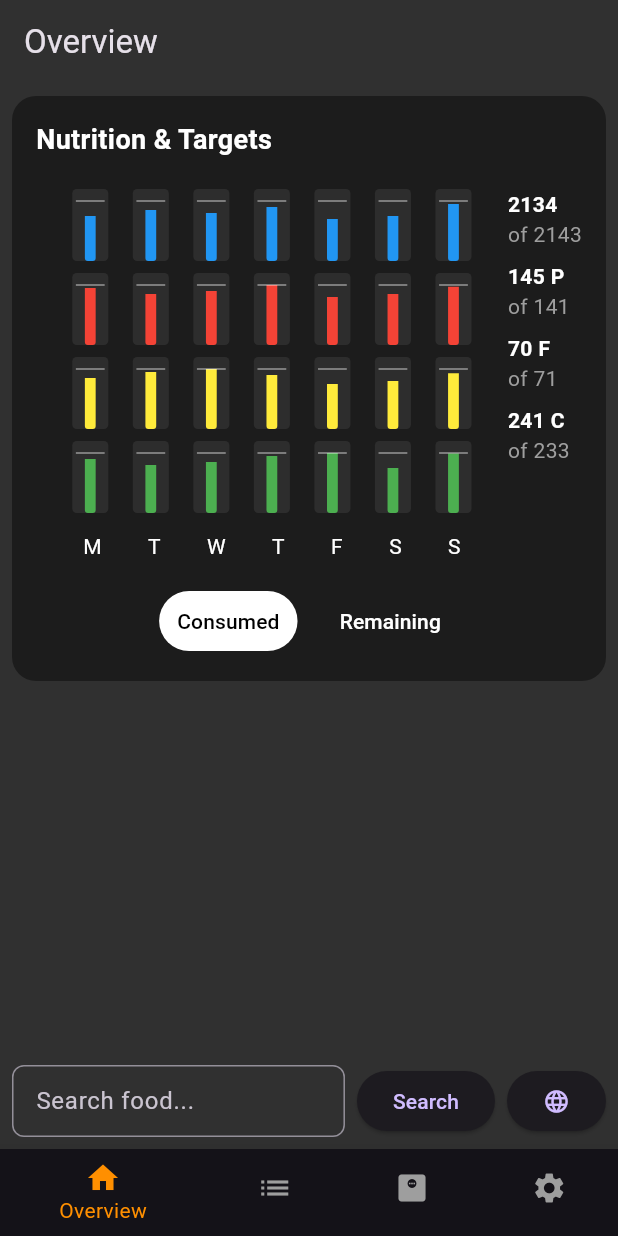
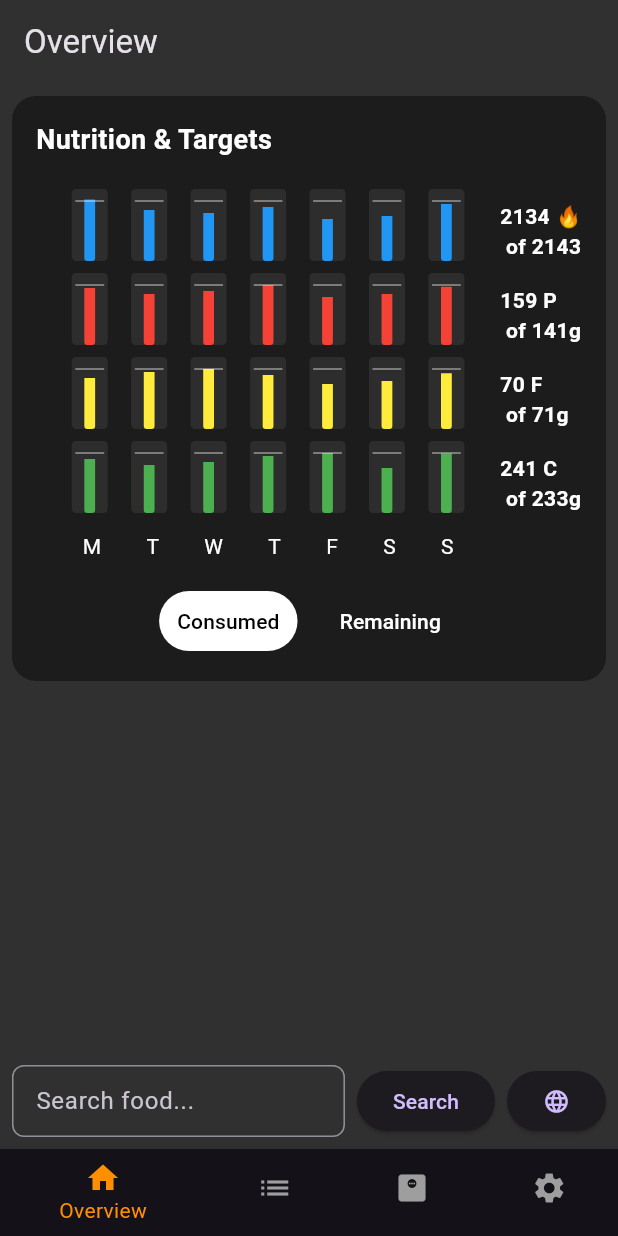
Before and after one commit to chadat23/free_cal_counter1, a Flutter app: the screen it shows after launch, on a phone screen of 412 x 824 dp. Run offline on Flutter 3.47's test engine with Material 3 defaults, Android fonts, the phone set to English and light mode, and no system bars.

Commit message:
fixed macro label

```diff
--- a/lib/models/nutrition_target.dart
+++ b/lib/models/nutrition_target.dart
@@ -4,16 +4,16 @@ class NutritionTarget {
   final Color color;
   final double value;
   final double maxValue;
-  final String label;
-  final String subLabel;
+  final String macroLabel;
+  final String unitLabel;
   final List<double> dailyValues;
 
   NutritionTarget({
     required this.color,
     required this.value,
     required this.maxValue,
-    required this.label,
-    required this.subLabel,
+    required this.macroLabel,
+    required this.unitLabel,
     required this.dailyValues,
   });
 }
--- a/lib/screens/overview_screen.dart
+++ b/lib/screens/overview_screen.dart
@@ -14,33 +14,41 @@ class OverviewScreen extends StatelessWidget {
         color: Colors.blue,
         value: 2134.0,
         maxValue: 2143.0,
-        label: '2134',
-        subLabel: 'of 2143',
-        dailyValues: [0.8, 0.9, 0.85, 0.95, 0.75, 0.8, 1.0],
+        macroLabel: '🔥',
+        unitLabel: '',
+        dailyValues: [
+          2300.4,
+          1928.7,
+          1821.55,
+          2035.85,
+          1607.25,
+          1714.4,
+          2143.0,
+        ],
       ),
       NutritionTarget(
         color: Colors.red,
         value: 159.0,
         maxValue: 141.0,
-        label: '145 P',
-        subLabel: 'of 141',
-        dailyValues: [1.0, 0.9, 0.95, 1.05, 0.85, 0.9, 1.02],
+        macroLabel: 'P',
+        unitLabel: 'g',
+        dailyValues: [141.0, 126.9, 133.95, 148.05, 119.85, 126.9, 143.82],
       ),
       NutritionTarget(
         color: Colors.yellow,
         value: 70.0,
         maxValue: 71.0,
-        label: '70 F',
-        subLabel: 'of 71',
-        dailyValues: [0.9, 1.0, 1.05, 0.95, 0.8, 0.85, 0.98],
+        macroLabel: 'F',
+        unitLabel: 'g',
+        dailyValues: [63.9, 71.0, 74.55, 67.45, 56.8, 60.35, 69.58],
       ),
       NutritionTarget(
         color: Colors.green,
         value: 241.0,
         maxValue: 233.0,
-        label: '241 C',
-        subLabel: 'of 233',
-        dailyValues: [0.95, 0.85, 0.9, 1.0, 1.05, 0.8, 1.04],
+        macroLabel: 'C',
+        unitLabel: 'g',
+        dailyValues: [221.35, 198.05, 209.7, 233.0, 244.65, 186.4, 242.32],
       ),
     ];
 
--- a/lib/widgets/nutrition_targets_overview_chart.dart
+++ b/lib/widgets/nutrition_targets_overview_chart.dart
@@ -36,13 +36,15 @@ class NutritionTargetsOverviewChart extends StatelessWidget {
           ),
           const SizedBox(height: 16),
           Row(
-            crossAxisAlignment: CrossAxisAlignment.start,
+            crossAxisAlignment: CrossAxisAlignment.center,
             children: [
               Column(
                 children: List.generate(nutritionData.length, (index) {
                   return Padding(
-                    padding: const EdgeInsets.only(bottom: 8.0),
-                    child: SizedBox(height: 48), // Placeholder for alignment
+                    padding: const EdgeInsets.symmetric(vertical: 4.0),
+                    child: SizedBox(
+                      height: 48,
+                    ), // Adjusted height to match MiniBarChart's actual height
                   );
                 }),
               ),
@@ -64,8 +66,7 @@ class NutritionTargetsOverviewChart extends StatelessWidget {
                                 vertical: 4.0,
                               ),
                               child: MiniBarChart(
-                                value:
-                                    data.dailyValues[dayIndex] * data.maxValue,
+                                value: data.dailyValues[dayIndex],
                                 maxValue: data.maxValue,
                                 color: data.color,
                               ),
@@ -94,24 +95,27 @@ class NutritionTargetsOverviewChart extends StatelessWidget {
                 mainAxisAlignment: MainAxisAlignment.spaceAround,
                 crossAxisAlignment: CrossAxisAlignment.start,
                 children: nutritionData.map((data) {
-                  return SizedBox(
-                    height: 48,
-                    child: Column(
-                      crossAxisAlignment: CrossAxisAlignment.start,
-                      mainAxisAlignment: MainAxisAlignment.center,
-                      children: [
-                        Text(
-                          data.label,
-                          style: const TextStyle(
-                            color: Colors.white,
-                            fontWeight: FontWeight.bold,
+                  return Padding(
+                    padding: const EdgeInsets.symmetric(vertical: 4.0),
+                    child: SizedBox(
+                      height: 48, // Explicitly set height to match MiniBarChart
+                      child: Transform.translate(
+                        // Added Transform.translate
+                        offset: const Offset(
+                          0,
+                          -10.0,
+                        ), // Shift upwards by 10 pixels
+                        child: Align(
+                          alignment: Alignment.centerLeft,
+                          child: Text(
+                            '${data.value.toInt()} ${data.macroLabel}\n of ${data.maxValue.toInt()}${data.unitLabel}',
+                            style: const TextStyle(
+                              color: Colors.white,
+                              fontWeight: FontWeight.bold,
+                            ),
                           ),
                         ),
-                        Text(
-                          data.subLabel,
-                          style: const TextStyle(color: Colors.grey),
-                        ),
-                      ],
+                      ),
                     ),
                   );
                 }).toList(),
```
Also changed, not shown: refs/NutritionAndTargetRef2.png (added), 1 other file.
